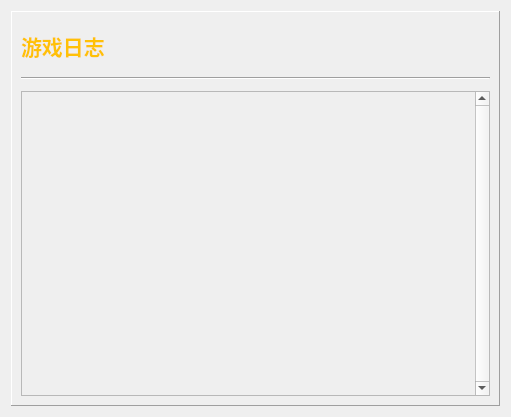
Qt form resources/ui/UI_LogPanel.ui (Chr0nixz/Closure) before a commit.
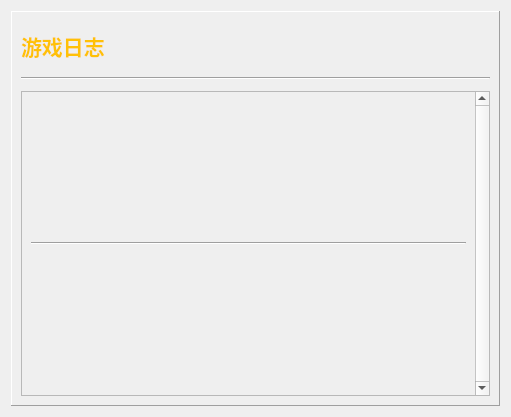
The same form after that commit.

Diff of the .ui file:
```diff
--- a/resources/ui/UI_LogPanel.ui
+++ b/resources/ui/UI_LogPanel.ui
@@ -90,7 +90,18 @@
            </property>
            <layout class="QVBoxLayout" name="verticalLayout_5">
             <item>
-             <layout class="QVBoxLayout" name="verticalLayout_4"/>
+             <layout class="QVBoxLayout" name="verticalLayout_4">
+              <property name="spacing">
+               <number>0</number>
+              </property>
+              <item>
+               <widget class="Line" name="line_2">
+                <property name="orientation">
+                 <enum>Qt::Horizontal</enum>
+                </property>
+               </widget>
+              </item>
+             </layout>
             </item>
            </layout>
           </widget>
```
